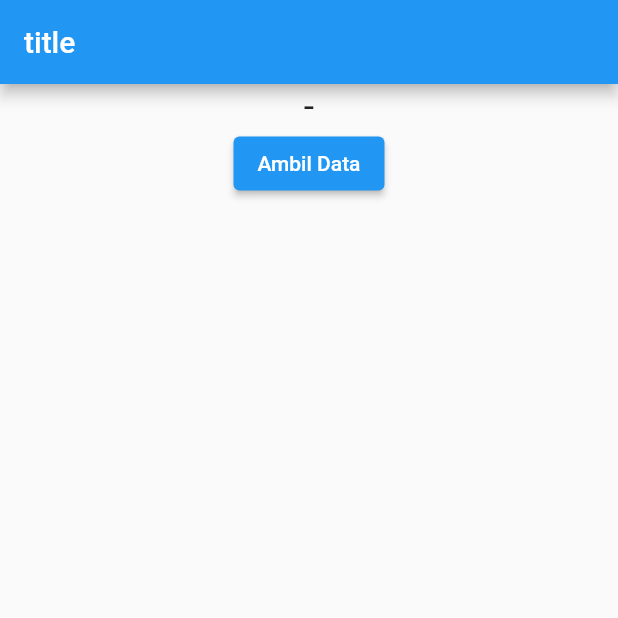
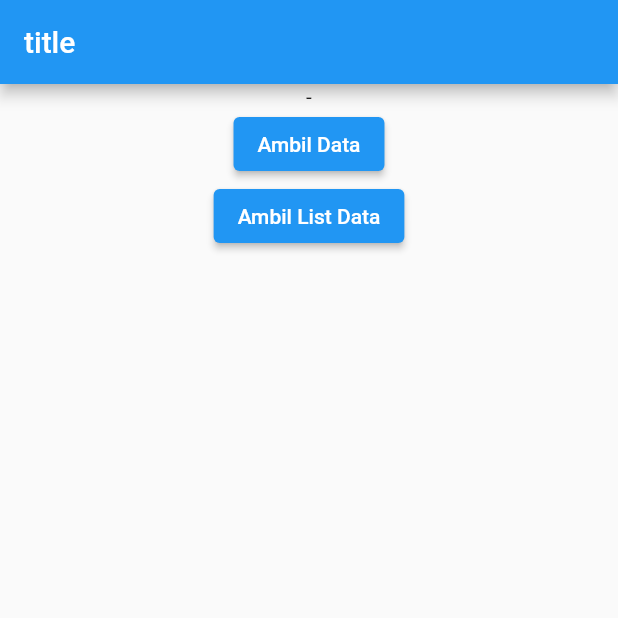
Before and after one commit to MichaelMathew/MultiPlatform, a Flutter app: the screen it shows after launch, after a tap on "Ambil Data", on a phone screen of 412 x 824 dp, the top half of it. Run offline on Flutter 3.47's test engine with Material 2 defaults, Android fonts, the phone set to English and light mode, and no system bars; our stand-ins replace badges, bloc, dio, equatable, flutter_bloc, freezed_annotation and 2 more; missing offline and left inert: dart:html; network calls fail.

Commit message:
update ada fruit dan nutrition

```diff
--- /dev/null
+++ b/ambil_data_dari_api/lib/fruit.dart
@@ -0,0 +1,18 @@
+import 'package:ambil_data_dari_api/nutrition.dart';
+import 'package:freezed_annotation/freezed_annotation.dart';
+
+part 'fruit.freezed.dart';
+part 'fruit.g.dart';
+
+@freezed
+class Fruit with _$Fruit {
+  const factory Fruit(
+      {required int id,
+      required String genus,
+      required String name,
+      required String family,
+      required String order,
+      required Nutrition nutritions}) = _Fruit;
+
+  factory Fruit.fromJson(Map<String, dynamic> json) => _$FruitFromJson(json);
+}
--- /dev/null
+++ b/ambil_data_dari_api/lib/fruit_services.dart
@@ -0,0 +1,43 @@
+import 'dart:convert';
+import 'dart:developer';
+
+import 'package:ambil_data_dari_api/fruit.dart';
+import 'package:dio/dio.dart';
+
+class FruitServices {
+Future<Fruit?> getFruitData() async {
+    Dio dio = Dio();
+
+    try {
+      var result = await dio.get('https://www.fruityvice.com/api/fruit/banana');
+
+      log(result.data);
+
+      Fruit fruit = Fruit.fromJson(jsonDecode(result.data));
+
+      return fruit;
+
+    } on DioError catch (e) {
+      log(e.response.toString());
+      return null;
+    }
+  }
+  Future<List<Fruit>?> getListFruitData() async {
+    Dio dio = Dio();
+
+    try {
+      var result =
+          await dio.get('https://www.fruityvice.com/api/fruit/all');
+
+      log(result.data);
+
+      List<Fruit> fruits =
+          (jsonDecode(result.data) as List).map((e) => Fruit.fromJson(e)).toList();
+
+      return fruits;
+    } catch (e) {
+      log(e.toString());
+      return null;
+    }
+  }
+}
--- a/ambil_data_dari_api/lib/main_page.dart
+++ b/ambil_data_dari_api/lib/main_page.dart
@@ -1,4 +1,6 @@
-import 'package:ambil_data_dari_api/user.dart';
+import 'package:ambil_data_dari_api/fruit.dart';
+import 'package:ambil_data_dari_api/fruit_services.dart';
+import 'package:ambil_data_dari_api/fruit.dart';
 import 'package:ambil_data_dari_api/user_services.dart';
 import 'package:flutter/material.dart';
 
@@ -10,7 +12,8 @@ class MainPage extends StatefulWidget {
 }
 
 class _MainPageState extends State<MainPage> {
-  User? user;
+  Fruit? fruit;
+  List<Fruit>? fruits;
 
   @override
   Widget build(BuildContext context) {
@@ -18,60 +21,58 @@ class _MainPageState extends State<MainPage> {
         appBar: AppBar(
           title: const Text('title'),
         ),
-      body: Center(
+        body: ListView(
+          children: [Center(
             child: Column(
               children: [
-            Text(
-              user != null ? user.toString() : '-',
-              style: const TextStyle(fontSize: 25),
-            ),
+                fruit != null
+                    ? Column(
+                        children: [
+                          Text("genus: ${(fruit as Fruit).genus}"),
+                          Text("name: ${(fruit as Fruit).name}"),
+                          Text("family: ${(fruit as Fruit).family}"),
+                          Text("order: ${(fruit as Fruit).order}"),
+                          Text("nutrition: ${(fruit as Fruit).nutritions}"),
+                        ],
+                      )
+                    : const Text("-"),
                 ElevatedButton(
                     onPressed: () async {
-                  // user = await UserServices().getUserData(23);
-                  // if (user != null) {
-                  //   setState(() {});
-                  // }
+                      fruit = await FruitServices().getFruitData();
+                      if (fruit != null) {
+                        setState(() {});
+                      }
 
-                  // user = await UserServices().createUserData(
+                      // fruit = await UserServices().createUserData(
                       //     firstName: 'Joko',
                       //     lastName: 'Susanto',
                       //     email: 'joko@gmail.com');
 
-                  // if (user != null) {
+                      // if (fruit != null) {
                       //   setState(() {});
                       // }
-
-                  UserServices().getFruits();
                     },
                     child: const Text('Ambil Data')),
-            // ElevatedButton(
-            //     onPressed: () async {
-            //       users = await UserServices().getListUserData(2);
+                ElevatedButton(
+                    onPressed: () async {
+                      fruits = await FruitServices().getListFruitData();
 
-            //       if (users != null) {
-            //         setState(() {});
-            //       }
-            //     },
-            //     child: const Text('Ambil List Data')),
-            FutureBuilder(
-                future: UserServices().getListUserData(1),
-                builder: (context, snapshot) {
-                  if (snapshot.hasData) {
-                    return Column(
-                      children: (snapshot.data ?? [])
+                      if (fruits != null) {
+                        setState(() {});
+                      }
+                    },
+                    child: const Text('Ambil List Data')),
+                Column(
+                  children: (fruits ?? [])
                       .map((e) => Text(
-                                e.toString(),
+                            (e).name,
                             style: const TextStyle(fontSize: 20),
                           ))
                       .toList(),
-                    );
-                  } else {
-                    return const SizedBox();
-                  }
-                })
+                )
               ],
             ),
           ),
-    );
+        ]));
   }
 }
--- /dev/null
+++ b/ambil_data_dari_api/lib/nutrition.dart
@@ -0,0 +1,16 @@
+import 'package:freezed_annotation/freezed_annotation.dart';
+
+part 'nutrition.freezed.dart';
+part 'nutrition.g.dart';
+
+@freezed
+class Nutrition with _$Nutrition {
+  const factory Nutrition(
+      {required double carbohydrates,
+      required double protein,
+      required double fat,
+      required double calories,
+      required double sugar}) = _Nutrition;
+
+  factory Nutrition.fromJson(Map<String, dynamic> json) => _$NutritionFromJson(json);
+}
--- a/ambil_data_dari_api/lib/user_services.dart
+++ b/ambil_data_dari_api/lib/user_services.dart
@@ -1,4 +1,3 @@
-import 'dart:convert';
 import 'dart:developer';
 import 'package:ambil_data_dari_api/user.dart';
 import 'package:dio/dio.dart';
@@ -34,7 +33,6 @@ class UserServices {
       return users;
     } catch (e) {
       log(e.toString());
-      print(e.toString());
       return null;
     }
   }
@@ -61,20 +59,4 @@ class UserServices {
       return null;
     }
   }
-
-  void getFruits() async {
-    Dio dio = Dio();
-
-    try {
-      var result = await dio.get('https://www.fruityvice.com/api/fruit/all');
-
-      // log(result.data.runtimeType.toString());
-      for (var element
-          in (jsonDecode(result.data) as List).map((e) => e['name'])) {
-        log(element.toString());
-      }
-    } on DioError catch (e) {
-      log(e.response.toString());
-    }
-  }
 }
```
Also changed, not shown: ambil_data_dari_api/lib/fruit.freezed.dart (added), ambil_data_dari_api/lib/fruit.g.dart (added), ambil_data_dari_api/lib/nutrition.freezed.dart (added), ambil_data_dari_api/lib/nutrition.g.dart (added), 1 other file. Lines whose indentation alone changed are shown as unchanged.
